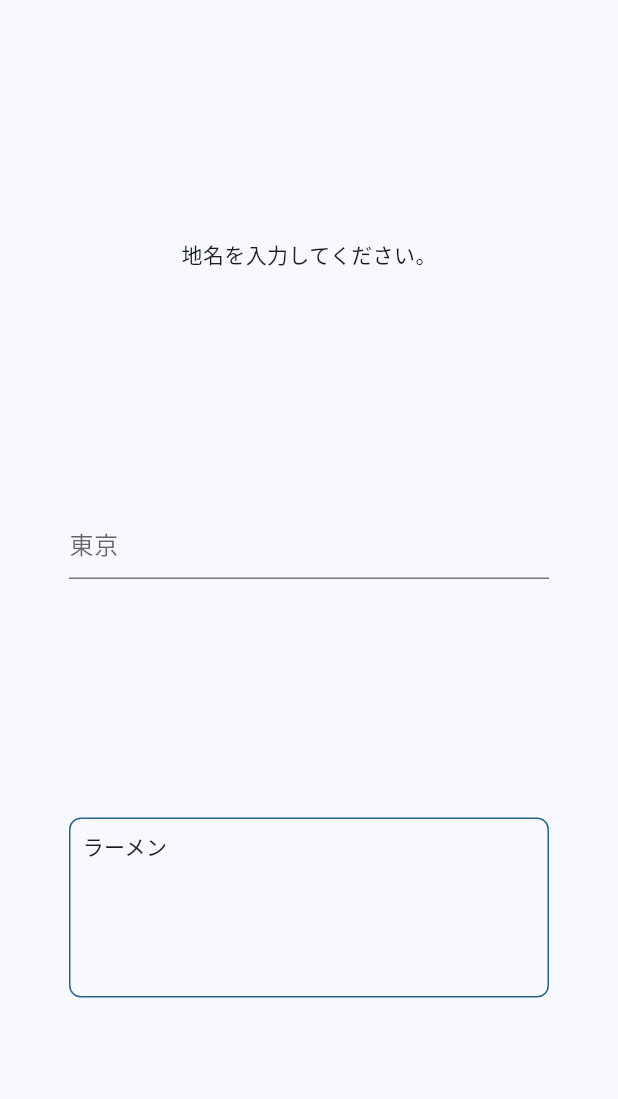
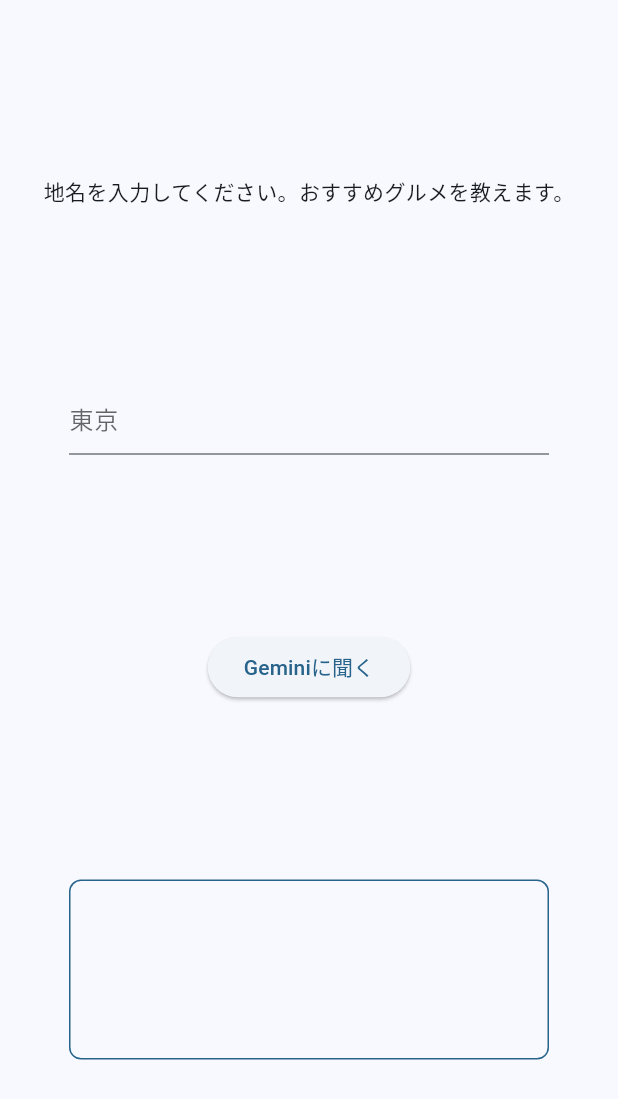
Before and after one commit to Umigishi-Aoi/gemini_app_for_tokyo_flutter_hackathon, a Flutter app: the screen it shows after launch, on a phone screen of 412 x 824 dp. Shown: the top 1099 px of the screen. Run offline on Flutter 3.47's test engine with Material 3 defaults, Android fonts, the phone set to English and light mode, and no system bars; our stand-ins replace google_generative_ai.

Commit message:
add gemini

```diff
--- /dev/null
+++ b/lib/constants/function_calling_setting.dart
@@ -0,0 +1,23 @@
+import 'package:google_generative_ai/google_generative_ai.dart';
+
+final answerController = FunctionDeclaration(
+  'setFood',
+  '質問の回答の食べ物の名前を一つ選んでセットしてください',
+  Schema(
+    SchemaType.object,
+    properties: {
+      'food': Schema(
+        SchemaType.string,
+        description: '食べ物の名前',
+      ),
+    },
+    requiredProperties: [
+      'food',
+    ],
+  ),
+);
+
+String? setFood(
+  Map<String, Object?> arguments,
+) =>
+    arguments['food'] as String?;
--- /dev/null
+++ b/lib/constants/gemini_api_key.dart
@@ -0,0 +1,4 @@
+// Set your gemini api key
+// geminiのAPIキーを以下に設定してください。
+
+const geminiApiKey = '';
--- /dev/null
+++ b/lib/constants/gemini_prompt.dart
@@ -0,0 +1,4 @@
+// ignore_for_file: lines_longer_than_80_chars
+
+const geminiPrompt =
+    'あなたは世界一のグルメ情報通です。今から地名を伝えます。その土地で有名なグルメの名前を返答してください。伝えられたものが地名でなければ、「地名ではありません。」と返答してください。';
--- a/lib/gemini_for_tokyo_flutter_hackathon.dart
+++ b/lib/gemini_for_tokyo_flutter_hackathon.dart
@@ -1,14 +1,24 @@
 import 'package:flutter/material.dart';
 import 'package:gemini_app_for_tokyo_flutter_hackathon/presentation/suggestion_page.dart';
+import 'package:google_generative_ai/google_generative_ai.dart';
 
 class GeminiForTokyoFlutterHackathon extends StatelessWidget {
-  const GeminiForTokyoFlutterHackathon({super.key});
+  const GeminiForTokyoFlutterHackathon({
+    super.key,
+    required this.model,
+  });
+
+  final GenerativeModel model;
 
   @override
   Widget build(BuildContext context) {
     return MaterialApp(
       theme: ThemeData(colorSchemeSeed: Colors.lightBlue),
-      home: const SuggestionPage(),
+      home: SelectionArea(
+        child: SuggestionPage(
+          model: model,
+        ),
+      ),
     );
   }
 }
--- a/lib/presentation/suggestion_page.dart
+++ b/lib/presentation/suggestion_page.dart
@@ -1,7 +1,28 @@
 import 'package:flutter/material.dart';
+import 'package:gemini_app_for_tokyo_flutter_hackathon/constants/function_calling_setting.dart';
+import 'package:gemini_app_for_tokyo_flutter_hackathon/constants/gemini_prompt.dart';
+import 'package:google_generative_ai/google_generative_ai.dart';
 
-class SuggestionPage extends StatelessWidget {
-  const SuggestionPage({super.key});
+class SuggestionPage extends StatefulWidget {
+  const SuggestionPage({super.key, required this.model});
+
+  final GenerativeModel model;
+
+  @override
+  State<SuggestionPage> createState() => _SuggestionPageState();
+}
+
+class _SuggestionPageState extends State<SuggestionPage> {
+  final TextEditingController controller = TextEditingController();
+
+  bool isLoading = false;
+  String? answer = '';
+
+  @override
+  void dispose() {
+    controller.dispose();
+    super.dispose();
+  }
 
   @override
   Widget build(BuildContext context) {
@@ -10,7 +31,7 @@
         child: Column(
           mainAxisAlignment: MainAxisAlignment.spaceEvenly,
           children: [
-            const Text('地名を入力してください。'),
+            const Text('地名を入力してください。おすすめグルメを教えます。'),
             SizedBox(
               width: 320,
               child: TextField(
@@ -18,7 +39,12 @@
                   hintText: '東京',
                   hintStyle: TextStyle(color: Theme.of(context).hintColor),
                 ),
+                controller: controller,
               ),
+            ),
+            ElevatedButton(
+              onPressed: _getAnswer,
+              child: const Text('Geminiに聞く'),
             ),
             Container(
               padding: const EdgeInsets.all(8),
@@ -30,11 +56,72 @@
                 ),
                 borderRadius: BorderRadius.circular(8),
               ),
-              child: const Text('ラーメン'),
+              child: isLoading
+                  ? const CircularProgressIndicator()
+                  : Center(child: Text(answer!)),
             ),
           ],
         ),
       ),
     );
   }
+
+  Future<void> _getAnswer() async {
+    setState(() {
+      isLoading = true;
+    });
+
+    final contents = [
+      Content.text(geminiPrompt),
+      Content.text(controller.text),
+    ];
+
+    GenerateContentResponse? response;
+    try {
+      response = await widget.model.generateContent(contents);
+    } on Exception catch (e) {
+      answer = 'エラーが発生しました1。 $e';
+      setState(() {
+        isLoading = false;
+      });
+
+      return;
+    }
+
+    final functionCalls = response.functionCalls.toList();
+
+    try {
+      if (functionCalls.isNotEmpty) {
+        final functionCall = functionCalls.first;
+
+        answer = switch (functionCall.name) {
+          'setFood' => setFood(functionCall.args),
+          _ => throw UnimplementedError(
+              'Function not implemented: ${functionCall.name}',
+            )
+        };
+      }
+    } on Exception catch (e) {
+      answer = 'エラーが発生しました2。 $e';
+      setState(() {
+        isLoading = false;
+      });
+
+      return;
+    }
+
+    if (answer == null) {
+      answer = '回答できませんでした';
+
+      setState(() {
+        isLoading = false;
+      });
+
+      return;
+    }
+
+    setState(() {
+      isLoading = false;
+    });
+  }
 }
--- a/pubspec.yaml
+++ b/pubspec.yaml
@@ -33,6 +33,7 @@
   cupertino_icons: ^1.0.8
   flutter:
     sdk: flutter
+  google_generative_ai: ^0.4.6
 
 
 dev_dependencies:
```
Also changed, not shown: lib/main.dart (+12 -1 lines), pubspec.lock.
